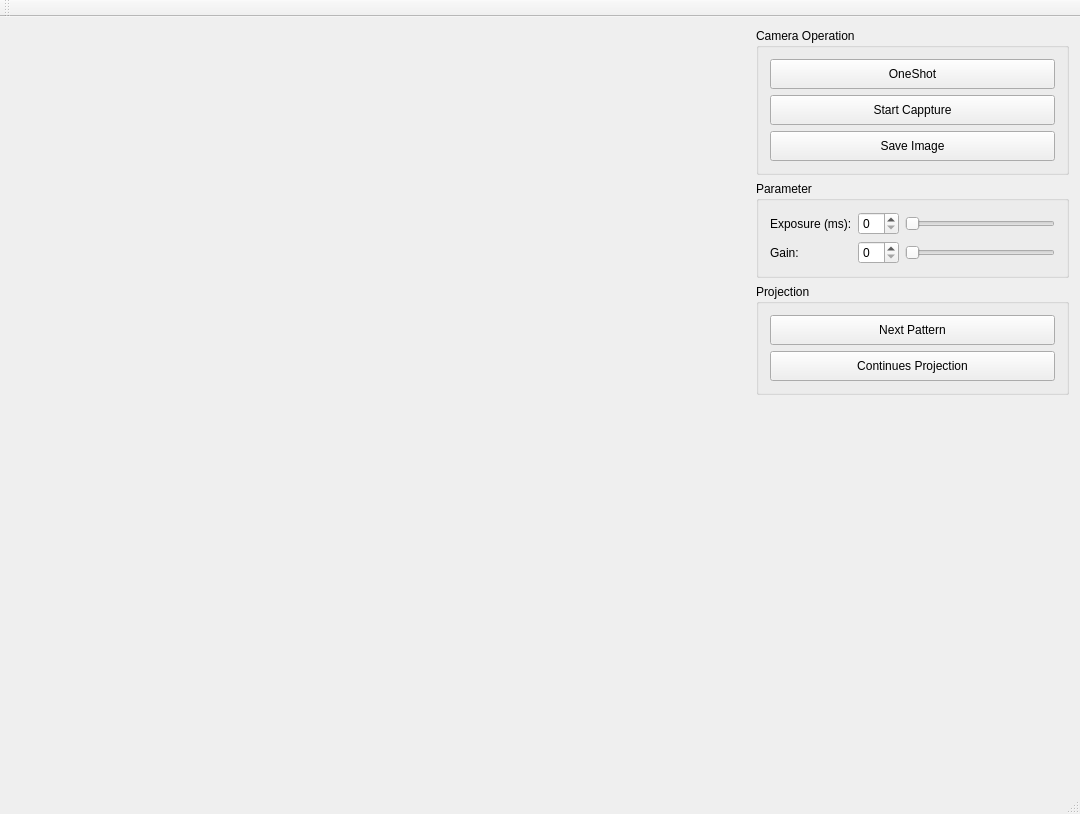
Qt form ProjectionPatternPreview/ProjectionPatternPreview.ui (ArthurRyan0803/CameraApplication) before a commit.
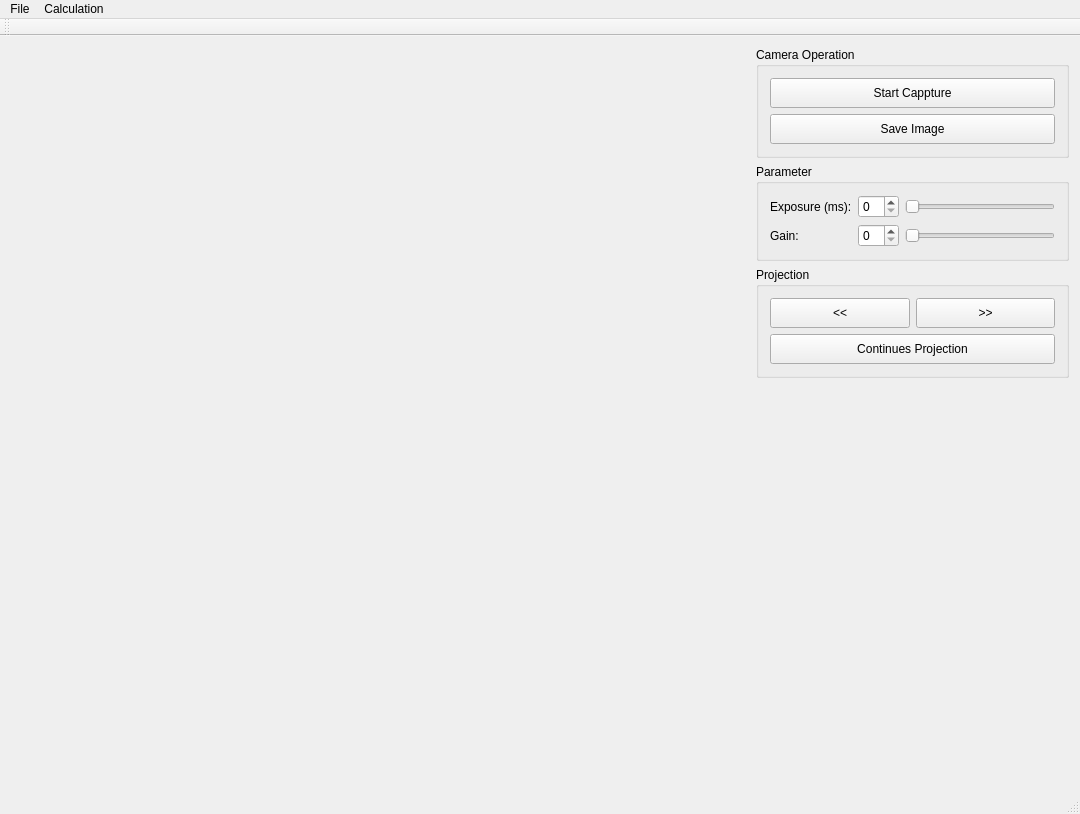
The same form after that commit.

Commit message: projection temp

Diff of the .ui file:
```diff
--- a/ProjectionPatternPreview/ProjectionPatternPreview.ui
+++ b/ProjectionPatternPreview/ProjectionPatternPreview.ui
@@ -47,31 +47,6 @@
          <string>Camera Operation</string>
         </property>
         <layout class="QVBoxLayout" name="verticalLayout">
-         <item>
-          <widget class="QPushButton" name="btnOneShot">
-           <property name="sizePolicy">
-            <sizepolicy hsizetype="Minimum" vsizetype="Fixed">
-             <horstretch>0</horstretch>
-             <verstretch>0</verstretch>
-            </sizepolicy>
-           </property>
-           <property name="minimumSize">
-            <size>
-             <width>200</width>
-             <height>30</height>
-            </size>
-           </property>
-           <property name="maximumSize">
-            <size>
-             <width>16777215</width>
-             <height>30</height>
-            </size>
-           </property>
-           <property name="text">
-            <string>OneShot</string>
-           </property>
-          </widget>
-         </item>
          <item>
           <widget class="QPushButton" name="btnCapture">
            <property name="sizePolicy">
@@ -219,28 +194,47 @@
         </property>
         <layout class="QVBoxLayout" name="verticalLayout_3">
          <item>
-          <widget class="QPushButton" name="btnNextPattern">
-           <property name="sizePolicy">
-            <sizepolicy hsizetype="Minimum" vsizetype="Fixed">
-             <horstretch>0</horstretch>
-             <verstretch>0</verstretch>
-            </sizepolicy>
-           </property>
-           <property name="minimumSize">
-            <size>
-             <width>200</width>
-             <height>30</height>
-            </size>
-           </property>
-           <property name="maximumSize">
-            <size>
-             <width>16777215</width>
-             <height>30</height>
-            </size>
-           </property>
-           <property name="text">
-            <string>Next Pattern</string>
-           </property>
+          <widget class="QWidget" name="widget" native="true">
+           <layout class="QHBoxLayout" name="horizontalLayout_3">
+            <property name="leftMargin">
+             <number>0</number>
+            </property>
+            <property name="topMargin">
+             <number>0</number>
+            </property>
+            <property name="rightMargin">
+             <number>0</number>
+            </property>
+            <property name="bottomMargin">
+             <number>0</number>
+            </property>
+            <item>
+             <widget class="QPushButton" name="btnPrevPattern">
+              <property name="minimumSize">
+               <size>
+                <width>0</width>
+                <height>30</height>
+               </size>
+              </property>
+              <property name="text">
+               <string>&lt;&lt;</string>
+              </property>
+             </widget>
+            </item>
+            <item>
+             <widget class="QPushButton" name="btnNextPattern">
+              <property name="minimumSize">
+               <size>
+                <width>0</width>
+                <height>30</height>
+               </size>
+              </property>
+              <property name="text">
+               <string>&gt;&gt;</string>
+              </property>
+             </widget>
+            </item>
+           </layout>
           </widget>
          </item>
          <item>
@@ -297,6 +291,26 @@
      <height>22</height>
     </rect>
    </property>
+   <widget class="QMenu" name="menuFile">
+    <property name="title">
+     <string>File</string>
+    </property>
+    <widget class="QMenu" name="menuSave_Image">
+     <property name="title">
+      <string>Save Image</string>
+     </property>
+     <addaction name="act_save_seq_patterns"/>
+    </widget>
+    <addaction name="menuSave_Image"/>
+   </widget>
+   <widget class="QMenu" name="menuCalculating">
+    <property name="title">
+     <string>Calculation</string>
+    </property>
+    <addaction name="act_cal_phase"/>
+   </widget>
+   <addaction name="menuFile"/>
+   <addaction name="menuCalculating"/>
   </widget>
   <widget class="QToolBar" name="mainToolBar">
    <attribute name="toolBarArea">
```
Left out of the diff: 10 changed lines with no effect on the pictures. The commit also changes 20 other files.
